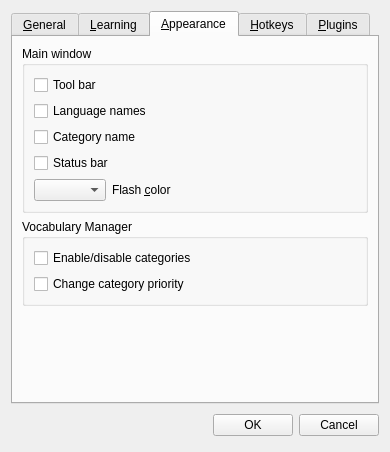
The window that source/settingsdialog.ui (martin-kudlicka/vocabulary-master) describes before a commit, drawn with Qt 5.
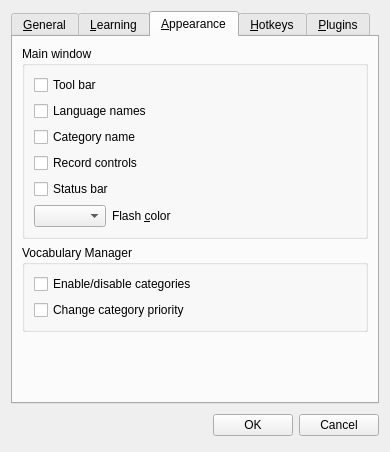
The same window after the commit. The open tabs and pages were chosen to show the change. Custom widgets are drawn as their Qt base class.

Commit message: + show record controls option

What changed in the file:
```diff
--- a/source/settingsdialog.ui
+++ b/source/settingsdialog.ui
@@ -312,6 +312,13 @@
             </property>
            </widget>
           </item>
+          <item>
+           <widget class="QCheckBox" name="qcbMainWindowRecordControls">
+            <property name="text">
+             <string>Record controls</string>
+            </property>
+           </widget>
+          </item>
           <item>
            <widget class="QCheckBox" name="qcbMainWindowStatusBar">
             <property name="text">
```
The commit also changes 4 other files.
